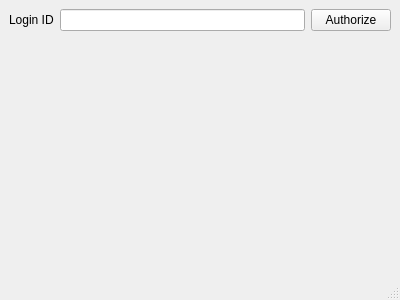
Above: alixixi.ui from xlongfeng/alixixi before the change. Below: the same form after it.
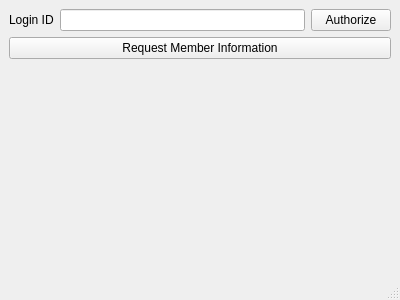
That is the form after the change.

The edit to the form file:
```diff
--- a/alixixi.ui
+++ b/alixixi.ui
@@ -40,6 +40,13 @@
       </item>
      </layout>
     </item>
+    <item>
+     <widget class="QPushButton" name="getMemberPushButton">
+      <property name="text">
+       <string>Request Member Information</string>
+      </property>
+     </widget>
+    </item>
     <item>
      <spacer name="verticalSpacer">
       <property name="orientation">
@@ -48,7 +55,7 @@
       <property name="sizeHint" stdset="0">
        <size>
         <width>20</width>
-        <height>212</height>
+        <height>183</height>
        </size>
       </property>
      </spacer>
```
